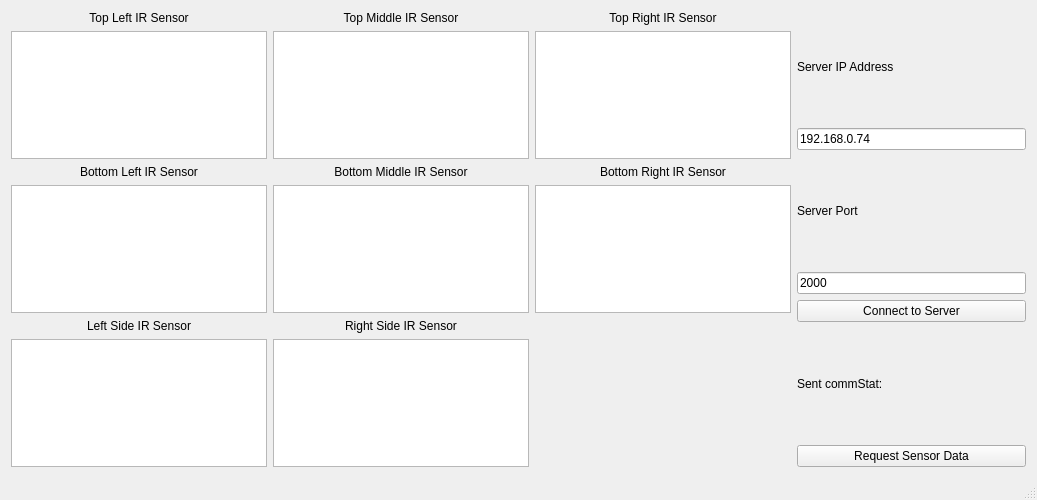
This is QtClients/TargetLocatorSensorData/mainwindow.ui in madhavpatel6/EmbeddedSystemDesign_Team02 as Qt 5 draws it before an edit. The edited form follows.
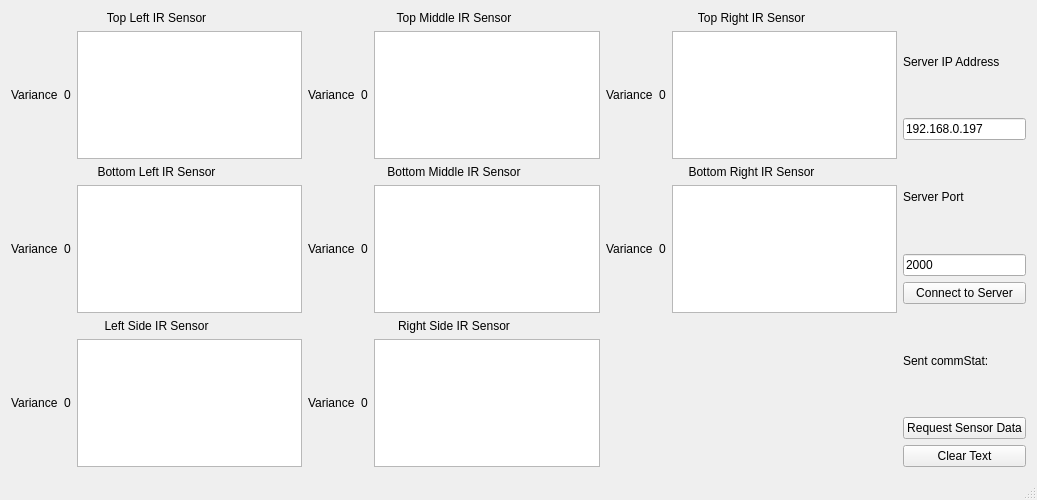
This is the edited form.

The edit to the form file:
```diff
--- a/QtClients/TargetLocatorSensorData/mainwindow.ui
+++ b/QtClients/TargetLocatorSensorData/mainwindow.ui
@@ -29,16 +29,6 @@
           </property>
          </widget>
         </item>
-        <item row="2" column="1">
-         <widget class="QLabel" name="label_10">
-          <property name="text">
-           <string>Bottom Left IR Sensor</string>
-          </property>
-          <property name="alignment">
-           <set>Qt::AlignCenter</set>
-          </property>
-         </widget>
-        </item>
         <item row="4" column="2">
          <widget class="QLabel" name="label_5">
           <property name="text">
@@ -49,19 +39,10 @@
           </property>
          </widget>
         </item>
-        <item row="3" column="1">
-         <widget class="QTextBrowser" name="bottomleftBrowser"/>
-        </item>
-        <item row="1" column="3">
-         <widget class="QTextBrowser" name="toprightBrowser"/>
-        </item>
-        <item row="3" column="3">
-         <widget class="QTextBrowser" name="bottomrightBrowser"/>
-        </item>
-        <item row="0" column="1">
-         <widget class="QLabel" name="label_4">
+        <item row="2" column="1">
+         <widget class="QLabel" name="label_10">
           <property name="text">
-           <string>Top Left IR Sensor</string>
+           <string>Bottom Left IR Sensor</string>
           </property>
           <property name="alignment">
            <set>Qt::AlignCenter</set>
@@ -88,48 +69,211 @@
           </property>
          </widget>
         </item>
-        <item row="1" column="2">
-         <widget class="QTextBrowser" name="topmiddleBrowser"/>
+        <item row="2" column="2">
+         <widget class="QLabel" name="label_9">
+          <property name="text">
+           <string>Bottom Middle IR Sensor</string>
+          </property>
+          <property name="alignment">
+           <set>Qt::AlignCenter</set>
+          </property>
+         </widget>
+        </item>
+        <item row="3" column="2">
+         <layout class="QHBoxLayout" name="horizontalLayout_7">
+          <item>
+           <widget class="QLabel" name="labelBM">
+            <property name="text">
+             <string>Variance</string>
+            </property>
+           </widget>
+          </item>
+          <item>
+           <widget class="QLabel" name="valuesBM">
+            <property name="text">
+             <string>0</string>
+            </property>
+           </widget>
+          </item>
+          <item>
+           <widget class="QTextBrowser" name="bottommiddleBrowser"/>
+          </item>
+         </layout>
+        </item>
+        <item row="1" column="3">
+         <layout class="QHBoxLayout" name="horizontalLayout_5">
+          <item>
+           <widget class="QLabel" name="labelTR">
+            <property name="text">
+             <string>Variance</string>
+            </property>
+           </widget>
+          </item>
+          <item>
+           <widget class="QLabel" name="valuesTR">
+            <property name="text">
+             <string>0</string>
+            </property>
+           </widget>
+          </item>
+          <item>
+           <widget class="QTextBrowser" name="toprightBrowser"/>
+          </item>
+         </layout>
+        </item>
+        <item row="3" column="1">
+         <layout class="QHBoxLayout" name="horizontalLayout_6">
+          <item>
+           <widget class="QLabel" name="labelBL">
+            <property name="text">
+             <string>Variance</string>
+            </property>
+           </widget>
+          </item>
+          <item>
+           <widget class="QLabel" name="valuesBL">
+            <property name="text">
+             <string>0</string>
+            </property>
+           </widget>
+          </item>
+          <item>
+           <widget class="QTextBrowser" name="bottomleftBrowser"/>
+          </item>
+         </layout>
+        </item>
+        <item row="2" column="3">
+         <widget class="QLabel" name="label_6">
+          <property name="text">
+           <string>Bottom Right IR Sensor</string>
+          </property>
+          <property name="alignment">
+           <set>Qt::AlignCenter</set>
+          </property>
+         </widget>
+        </item>
+        <item row="0" column="1">
+         <widget class="QLabel" name="label_4">
+          <property name="text">
+           <string>Top Left IR Sensor</string>
+          </property>
+          <property name="alignment">
+           <set>Qt::AlignCenter</set>
+          </property>
+         </widget>
         </item>
         <item row="1" column="1">
-         <widget class="QTextBrowser" name="topleftBrowser">
-          <property name="html">
-           <string>&lt;!DOCTYPE HTML PUBLIC &quot;-//W3C//DTD HTML 4.0//EN&quot; &quot;http://www.w3.org/TR/REC-html40/strict.dtd&quot;&gt;
+         <layout class="QHBoxLayout" name="horizontalLayout_2">
+          <item>
+           <widget class="QLabel" name="labelTL">
+            <property name="text">
+             <string>Variance</string>
+            </property>
+           </widget>
+          </item>
+          <item>
+           <widget class="QLabel" name="valuesTL">
+            <property name="text">
+             <string>0</string>
+            </property>
+           </widget>
+          </item>
+          <item>
+           <widget class="QTextBrowser" name="topleftBrowser">
+            <property name="html">
+             <string>&lt;!DOCTYPE HTML PUBLIC &quot;-//W3C//DTD HTML 4.0//EN&quot; &quot;http://www.w3.org/TR/REC-html40/strict.dtd&quot;&gt;
 &lt;html&gt;&lt;head&gt;&lt;meta name=&quot;qrichtext&quot; content=&quot;1&quot; /&gt;&lt;style type=&quot;text/css&quot;&gt;
 p, li { white-space: pre-wrap; }
 &lt;/style&gt;&lt;/head&gt;&lt;body style=&quot; font-family:'MS Shell Dlg 2'; font-size:8.25pt; font-weight:400; font-style:normal;&quot;&gt;
 &lt;p style=&quot;-qt-paragraph-type:empty; margin-top:0px; margin-bottom:0px; margin-left:0px; margin-right:0px; -qt-block-indent:0; text-indent:0px;&quot;&gt;&lt;br /&gt;&lt;/p&gt;&lt;/body&gt;&lt;/html&gt;</string>
-          </property>
-         </widget>
+            </property>
+           </widget>
+          </item>
+         </layout>
         </item>
-        <item row="3" column="2">
-         <widget class="QTextBrowser" name="bottommiddleBrowser"/>
+        <item row="1" column="2">
+         <layout class="QHBoxLayout" name="horizontalLayout_3">
+          <item>
+           <widget class="QLabel" name="labelTM">
+            <property name="text">
+             <string>Variance</string>
+            </property>
+           </widget>
+          </item>
+          <item>
+           <widget class="QLabel" name="valuesTM">
+            <property name="text">
+             <string>0</string>
+            </property>
+           </widget>
+          </item>
+          <item>
+           <widget class="QTextBrowser" name="topmiddleBrowser"/>
+          </item>
+         </layout>
         </item>
-        <item row="2" column="3">
-         <widget class="QLabel" name="label_6">
-          <property name="text">
-           <string>Bottom Right IR Sensor</string>
-          </property>
-          <property name="alignment">
-           <set>Qt::AlignCenter</set>
-          </property>
-         </widget>
-        </item>
-        <item row="2" column="2">
-         <widget class="QLabel" name="label_9">
-          <property name="text">
-           <string>Bottom Middle IR Sensor</string>
-          </property>
-          <property name="alignment">
-           <set>Qt::AlignCenter</set>
-          </property>
-         </widget>
+        <item row="3" column="3">
+         <layout class="QHBoxLayout" name="horizontalLayout_8">
+          <item>
+           <widget class="QLabel" name="labelBR">
+            <property name="text">
+             <string>Variance</string>
+            </property>
+           </widget>
+          </item>
+          <item>
+           <widget class="QLabel" name="valuesBR">
+            <property name="text">
+             <string>0</string>
+            </property>
+           </widget>
+          </item>
+          <item>
+           <widget class="QTextBrowser" name="bottomrightBrowser"/>
+          </item>
+         </layout>
         </item>
         <item row="5" column="1">
-         <widget class="QTextBrowser" name="leftsideBrowser"/>
+         <layout class="QHBoxLayout" name="horizontalLayout_10">
+          <item>
+           <widget class="QLabel" name="labelLeftSide">
+            <property name="text">
+             <string>Variance</string>
+            </property>
+           </widget>
+          </item>
+          <item>
+           <widget class="QLabel" name="valuesLS">
+            <property name="text">
+             <string>0</string>
+            </property>
+           </widget>
+          </item>
+          <item>
+           <widget class="QTextBrowser" name="leftsideBrowser"/>
+          </item>
+         </layout>
         </item>
         <item row="5" column="2">
-         <widget class="QTextBrowser" name="rightsideBrowser"/>
+         <layout class="QHBoxLayout" name="horizontalLayout_11">
+          <item>
+           <widget class="QLabel" name="labelRightSide">
+            <property name="text">
+             <string>Variance</string>
+            </property>
+           </widget>
+          </item>
+          <item>
+           <widget class="QLabel" name="valuesRS">
+            <property name="text">
+             <string>0</string>
+            </property>
+           </widget>
+          </item>
+          <item>
+           <widget class="QTextBrowser" name="rightsideBrowser"/>
+          </item>
+         </layout>
         </item>
        </layout>
       </item>
@@ -145,7 +289,7 @@
         <item>
          <widget class="QLineEdit" name="serverIPAddressInput">
           <property name="text">
-           <string>192.168.0.74</string>
+           <string>192.168.0.197</string>
           </property>
          </widget>
         </item>
@@ -184,6 +328,13 @@
           </property>
          </widget>
         </item>
+        <item>
+         <widget class="QPushButton" name="pushButton">
+          <property name="text">
+           <string>Clear Text</string>
+          </property>
+         </widget>
+        </item>
        </layout>
       </item>
      </layout>
```
